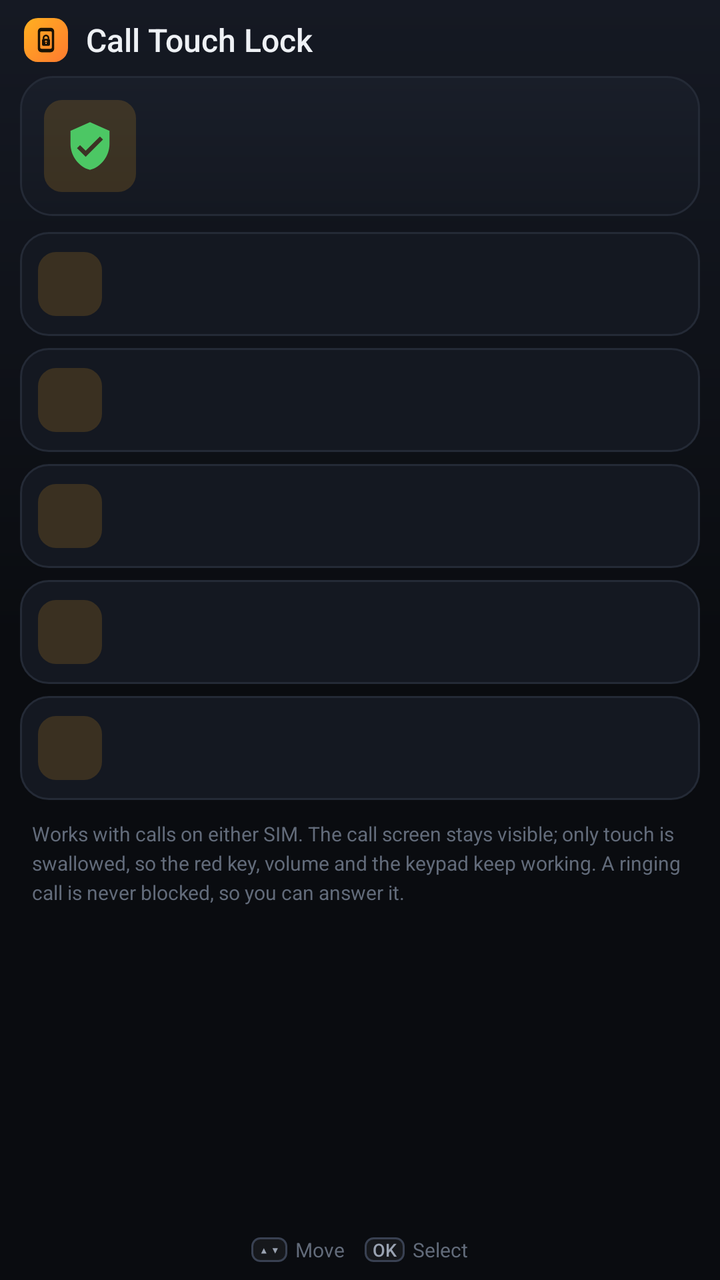
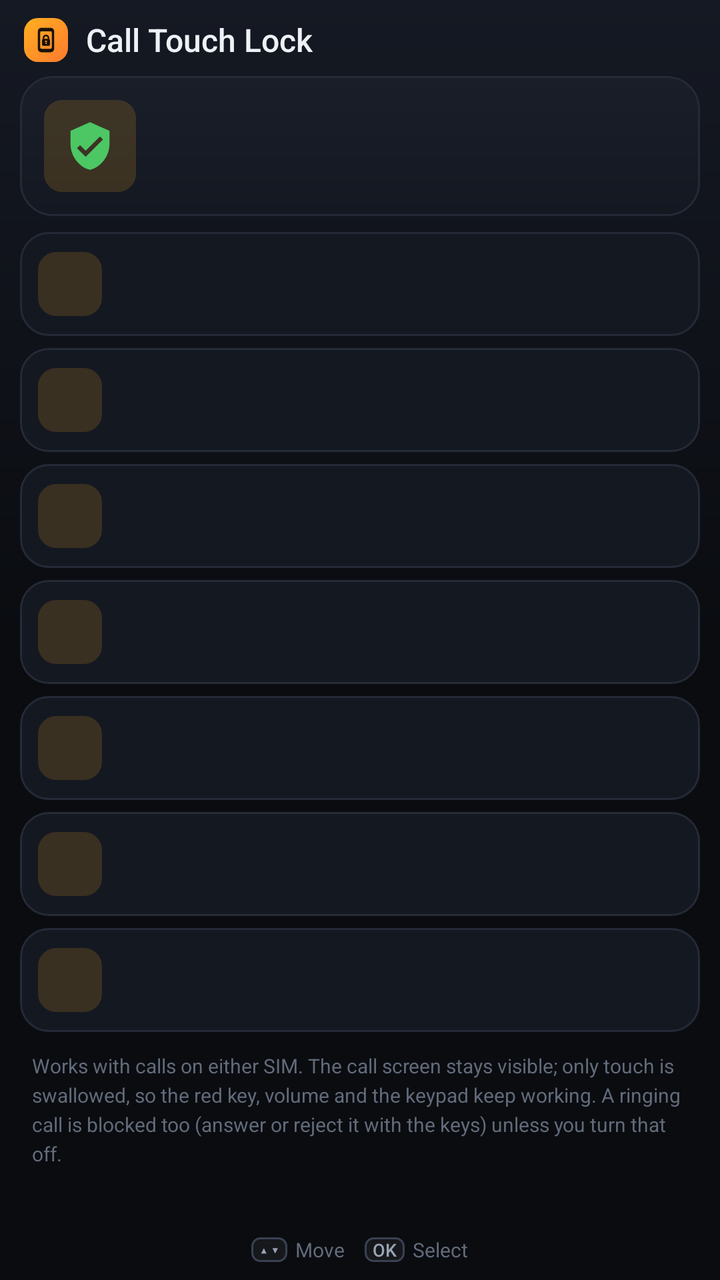

Compare the two renders of this Android layout. The source of the first and the diff that turns it into the second are given below.
<!-- AndroidManifest.xml: application theme Theme.CallTouchLock -->
<!-- res/layout/activity_main.xml -->
<?xml version="1.0" encoding="utf-8"?>
<LinearLayout xmlns:android="http://schemas.android.com/apk/res/android"
    xmlns:app="http://schemas.android.com/apk/res-auto"
    android:layout_width="match_parent"
    android:layout_height="match_parent"
    android:background="@drawable/bg_screen"
    android:orientation="vertical"
    android:paddingStart="10dp"
    android:paddingTop="2dp"
    android:paddingEnd="10dp"
    android:paddingBottom="4dp">

    
    <LinearLayout
        android:layout_width="match_parent"
        android:layout_height="36dp"
        android:gravity="center_vertical"
        android:orientation="horizontal"
        android:paddingStart="2dp"
        android:paddingEnd="4dp">

        <ImageView
            android:layout_width="22dp"
            android:layout_height="22dp"
            android:background="@drawable/bg_logo"
            android:importantForAccessibility="no"
            android:padding="4dp"
            android:src="@drawable/ic_stat_call_lock"
            app:tint="@color/ja_on_accent" />

        <TextView
            android:layout_width="0dp"
            android:layout_height="wrap_content"
            android:layout_marginStart="9dp"
            android:layout_weight="1"
            android:fontFamily="sans-serif-medium"
            android:text="@string/app_name"
            android:textColor="@color/ja_text"
            android:textSize="16sp" />
    </LinearLayout>

    <ScrollView
        android:id="@+id/scroll"
        android:layout_width="match_parent"
        android:layout_height="0dp"
        android:layout_weight="1"
        android:overScrollMode="never"
        android:scrollbars="none">

        <LinearLayout
            android:layout_width="match_parent"
            android:layout_height="wrap_content"
            android:orientation="vertical">

            
            <LinearLayout
                android:layout_width="match_parent"
                android:layout_height="wrap_content"
                android:layout_marginBottom="8dp"
                android:background="@drawable/bg_card"
                android:gravity="center_vertical"
                android:orientation="horizontal"
                android:padding="12dp">

                <ImageView
                    android:id="@+id/statusIcon"
                    android:layout_width="46dp"
                    android:layout_height="46dp"
                    android:background="@drawable/bg_setting_icon"
                    android:importantForAccessibility="no"
                    android:padding="10dp"
                    android:src="@drawable/ic_shield"
                    app:tint="@color/ja_green" />

                <LinearLayout
                    android:layout_width="0dp"
                    android:layout_height="wrap_content"
                    android:layout_marginStart="12dp"
                    android:layout_weight="1"
                    android:orientation="vertical">

                    <TextView
                        android:id="@+id/statusTitle"
                        android:layout_width="match_parent"
                        android:layout_height="wrap_content"
                        android:fontFamily="sans-serif-medium"
                        android:textColor="@color/ja_text"
                        android:textSize="15sp" />

                    <TextView
                        android:id="@+id/statusText"
                        android:layout_width="match_parent"
                        android:layout_height="wrap_content"
                        android:layout_marginTop="2dp"
                        android:lineSpacingExtra="1dp"
                        android:textColor="@color/ja_text_2"
                        android:textSize="11sp" />
                </LinearLayout>
            </LinearLayout>

            <include
                android:id="@+id/rowSaver"
                layout="@layout/item_setting"
                android:visibility="gone" />

            <include
                android:id="@+id/rowProtection"
                layout="@layout/item_setting" />

            <include
                android:id="@+id/rowOverlay"
                layout="@layout/item_setting" />

            <include
                android:id="@+id/rowPhone"
                layout="@layout/item_setting" />

            <include
                android:id="@+id/rowBoot"
                layout="@layout/item_setting" />

            <include
                android:id="@+id/rowTest"
                layout="@layout/item_setting" />

            <TextView
                android:layout_width="match_parent"
                android:layout_height="wrap_content"
                android:layout_marginTop="4dp"
                android:lineSpacingExtra="3dp"
                android:paddingStart="6dp"
                android:paddingEnd="6dp"
                android:paddingBottom="8dp"
                android:text="@string/footer_hint"
                android:textColor="@color/ja_text_3"
                android:textSize="10sp" />
        </LinearLayout>
    </ScrollView>

    
    <LinearLayout
        android:layout_width="match_parent"
        android:layout_height="22dp"
        android:gravity="center"
        android:orientation="horizontal">

        <TextView
            style="@style/CallTouchLock.Keycap"
            android:text="▴ ▾" />

        <TextView
            style="@style/CallTouchLock.KeyLabel"
            android:text="@string/hint_move" />

        <TextView
            style="@style/CallTouchLock.Keycap"
            android:text="OK" />

        <TextView
            style="@style/CallTouchLock.KeyLabel"
            android:layout_marginEnd="0dp"
            android:text="@string/hint_select" />
    </LinearLayout>
</LinearLayout>
<!-- res/layout/item_setting.xml (included above) -->
<?xml version="1.0" encoding="utf-8"?>
<LinearLayout xmlns:android="http://schemas.android.com/apk/res/android"
    xmlns:app="http://schemas.android.com/apk/res-auto"
    android:layout_width="match_parent"
    android:layout_height="wrap_content"
    android:layout_marginBottom="6dp"
    android:background="@drawable/bg_setting_row"
    android:clickable="true"
    android:focusable="true"
    android:gravity="center_vertical"
    android:minHeight="52dp"
    android:orientation="horizontal"
    android:paddingStart="9dp"
    android:paddingTop="7dp"
    android:paddingEnd="12dp"
    android:paddingBottom="7dp">

    <ImageView
        android:id="@+id/settingIcon"
        android:layout_width="32dp"
        android:layout_height="32dp"
        android:background="@drawable/bg_setting_icon"
        android:importantForAccessibility="no"
        android:padding="7dp"
        app:tint="@color/ja_accent" />

    <LinearLayout
        android:layout_width="0dp"
        android:layout_height="wrap_content"
        android:layout_marginStart="11dp"
        android:layout_marginEnd="8dp"
        android:layout_weight="1"
        android:orientation="vertical">

        <TextView
            android:id="@+id/settingTitle"
            android:layout_width="match_parent"
            android:layout_height="wrap_content"
            android:fontFamily="sans-serif-medium"
            android:textColor="@color/ja_text"
            android:textSize="13.5sp" />

        <TextView
            android:id="@+id/settingSubtitle"
            android:layout_width="match_parent"
            android:layout_height="wrap_content"
            android:layout_marginTop="1dp"
            android:ellipsize="end"
            android:singleLine="true"
            android:textColor="@color/ja_text_2"
            android:textSize="10.5sp"
            android:visibility="gone" />
    </LinearLayout>

    <androidx.appcompat.widget.SwitchCompat
        android:id="@+id/settingSwitch"
        android:layout_width="wrap_content"
        android:layout_height="wrap_content"
        android:background="@null"
        android:clickable="false"
        android:focusable="false"
        android:thumb="@drawable/switch_thumb"
        android:visibility="gone"
        app:showText="false"
        app:track="@drawable/switch_track" />

    <TextView
        android:id="@+id/settingValue"
        android:layout_width="wrap_content"
        android:layout_height="wrap_content"
        android:fontFamily="sans-serif-medium"
        android:letterSpacing="0.08"
        android:paddingStart="8dp"
        android:paddingTop="3dp"
        android:paddingEnd="8dp"
        android:paddingBottom="3dp"
        android:textSize="10sp"
        android:visibility="gone" />

    <ImageView
        android:id="@+id/settingChevron"
        android:layout_width="18dp"
        android:layout_height="18dp"
        android:importantForAccessibility="no"
        android:src="@drawable/ic_chevron_right"
        android:visibility="gone"
        app:tint="@color/ja_text_3" />
</LinearLayout>
<!-- resources referenced by this layout -->
<resources>
  <color name="ja_accent">#FFFFB020</color>
  <color name="ja_green">#FF4CC764</color>
  <color name="ja_on_accent">#FF1A1204</color>
  <color name="ja_text">#FFEEF1F5</color>
  <color name="ja_text_2">#FF9AA3B2</color>
  <color name="ja_text_3">#FF626B7A</color>
  <!-- drawable bg_card (drawable) -->
  <?xml version="1.0" encoding="utf-8"?>
  <shape xmlns:android="http://schemas.android.com/apk/res/android" android:shape="rectangle">
      <gradient
          android:angle="270"
          android:startColor="@color/ja_surface_top"
          android:endColor="@color/ja_surface" />
      <stroke android:width="1dp" android:color="@color/ja_outline" />
      <corners android:radius="16dp" />
  </shape>
  <!-- drawable bg_logo (drawable) -->
  <?xml version="1.0" encoding="utf-8"?>
  <shape xmlns:android="http://schemas.android.com/apk/res/android" android:shape="rectangle">
      <gradient
          android:angle="315"
          android:startColor="@color/ja_accent"
          android:endColor="@color/ja_accent_2" />
      <corners android:radius="7dp" />
  </shape>
  <!-- drawable bg_screen (drawable) -->
  <?xml version="1.0" encoding="utf-8"?>
  <shape xmlns:android="http://schemas.android.com/apk/res/android" android:shape="rectangle">
      <gradient
          android:angle="270"
          android:startColor="@color/ja_bg_top"
          android:centerColor="@color/ja_bg"
          android:endColor="@color/ja_bg" />
  </shape>
  <!-- drawable bg_setting_icon (drawable) -->
  <?xml version="1.0" encoding="utf-8"?>
  <shape xmlns:android="http://schemas.android.com/apk/res/android" android:shape="rectangle">
      <solid android:color="@color/ja_accent_soft" />
      <corners android:radius="9dp" />
  </shape>
  <!-- drawable ic_chevron_right (drawable) -->
  <?xml version="1.0" encoding="utf-8"?>
  <vector xmlns:android="http://schemas.android.com/apk/res/android"
      android:width="24dp"
      android:height="24dp"
      android:viewportWidth="24"
      android:viewportHeight="24">
      <path
          android:fillColor="#FFFFFFFF"
          android:pathData="M10,6L8.59,7.41 13.17,12l-4.58,4.59L10,18l6,-6z" />
  </vector>
  <string name="app_name">Call Touch Lock</string>
  <string name="footer_hint">Works with calls on either SIM. The call screen stays visible; only touch is swallowed, so the red key, volume and the keypad keep working. A ringing call is never blocked, so you can answer it.</string>
  <string name="hint_move">Move</string>
  <string name="hint_select">Select</string>
  <style name="CallTouchLock.KeyLabel" parent="">
          <item name="android:layout_width">wrap_content</item>
          <item name="android:layout_height">wrap_content</item>
          <item name="android:layout_marginStart">4dp</item>
          <item name="android:layout_marginEnd">10dp</item>
          <item name="android:textColor">@color/ja_text_3</item>
          <item name="android:textSize">10sp</item>
      </style>
  <color name="ja_surface_top">#FF191E29</color>
  <color name="ja_surface">#FF141821</color>
  <color name="ja_outline">#FF242A36</color>
  <color name="ja_accent_2">#FFFF7A2F</color>
  <color name="ja_bg_top">#FF151923</color>
  <color name="ja_bg">#FF0A0C10</color>
  <color name="ja_accent_soft">#29FFB020</color>
  <color name="ja_surface_hi">#FF1F2532</color>
  <color name="ja_track_off">#FF2C3240</color>
  <!-- drawable bg_keycap (drawable) -->
  <?xml version="1.0" encoding="utf-8"?>
  <shape xmlns:android="http://schemas.android.com/apk/res/android" android:shape="rectangle">
      <solid android:color="#0DFFFFFF" />
      <stroke android:width="1dp" android:color="@color/ja_outline_hi" />
      <corners android:radius="4dp" />
  </shape>
  <color name="ja_outline_hi">#FF394152</color>
</resources>

<!-- the commit's change to res/layout/activity_main.xml (unified diff, before → after) -->
@@ -105,6 +105,14 @@
 
             <include
                 android:id="@+id/rowProtection"
+                layout="@layout/item_setting" />
+
+            <include
+                android:id="@+id/rowRinging"
+                layout="@layout/item_setting" />
+
+            <include
+                android:id="@+id/rowGuard"
                 layout="@layout/item_setting" />
 
             <include
<!-- resource entries referenced after the edit -->
@@ -52,7 +52,7 @@
           android:pathData="M10,6L8.59,7.41 13.17,12l-4.58,4.59L10,18l6,-6z" />
   </vector>
   <string name="app_name">Call Touch Lock</string>
-  <string name="footer_hint">Works with calls on either SIM. The call screen stays visible; only touch is swallowed, so the red key, volume and the keypad keep working. A ringing call is never blocked, so you can answer it.</string>
+  <string name="footer_hint">Works with calls on either SIM. The call screen stays visible; only touch is swallowed, so the red key, volume and the keypad keep working. A ringing call is blocked too (answer or reject it with the keys) unless you turn that off.</string>
   <string name="hint_move">Move</string>
   <string name="hint_select">Select</string>
   <style name="CallTouchLock.KeyLabel" parent="">
